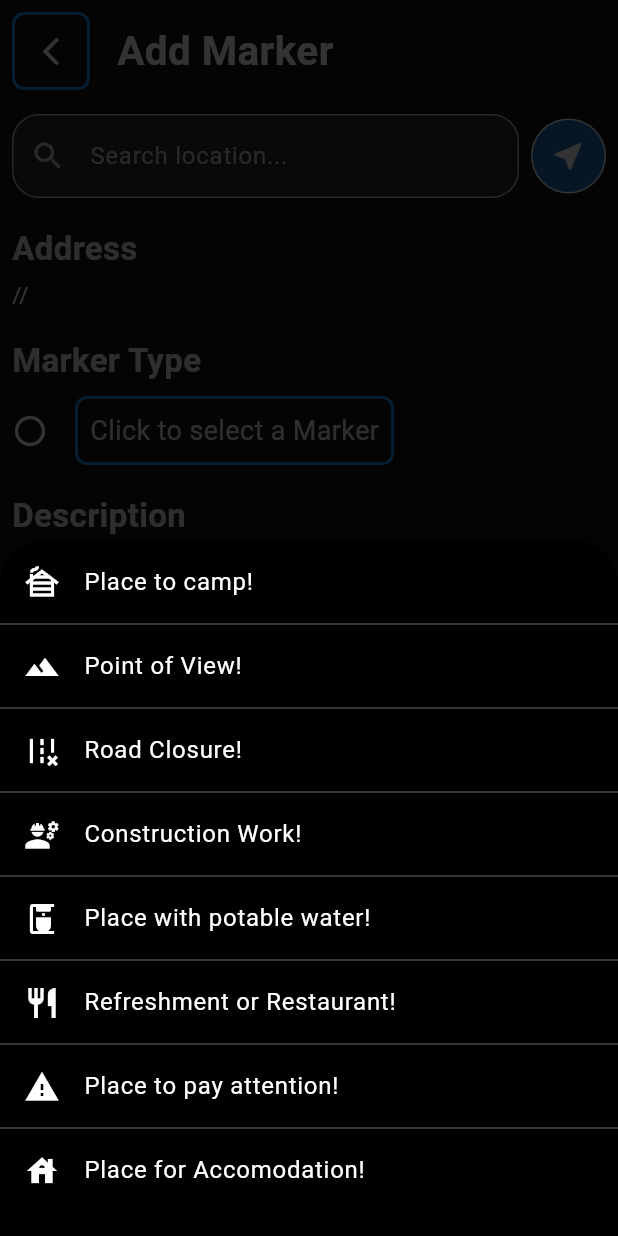
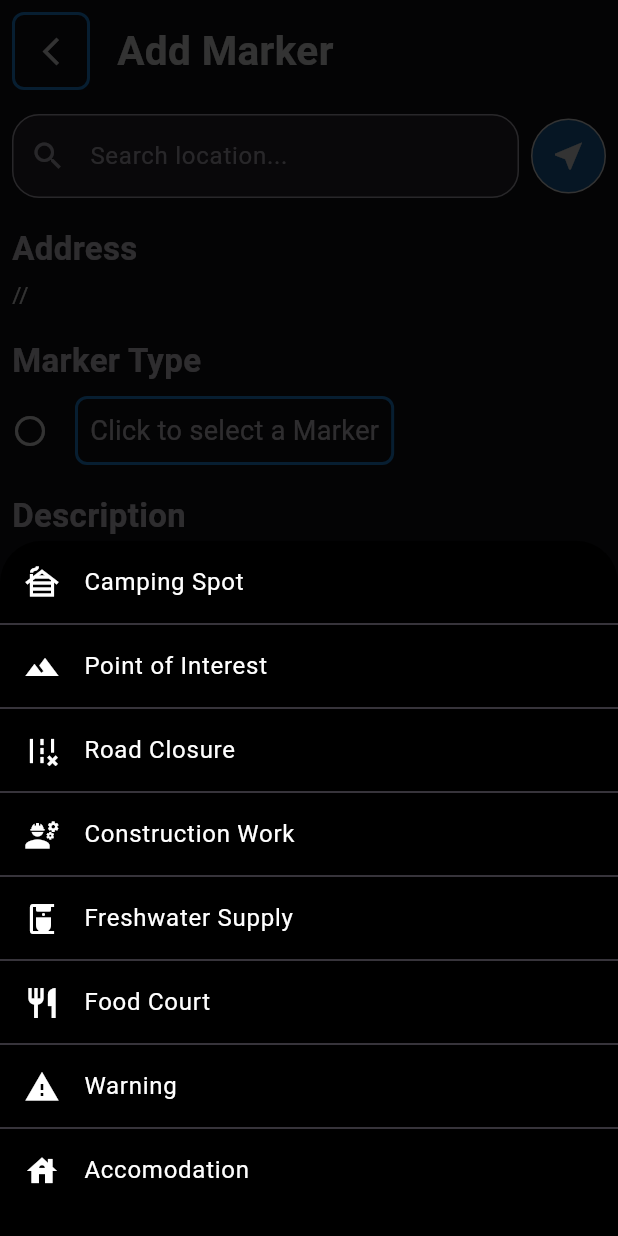
Before and after one commit to dnlsdn/tripApp, a Flutter app: the AddMarker screen opened directly, after a tap on "Click to select a Marker", on a phone screen of 412 x 824 dp. Run offline on Flutter 3.47's test engine with Material 3 defaults, Android fonts, the phone set to English and light mode, and no system bars; our stand-ins replace cloud_firestore, file_picker, firebase_auth, firebase_core, firebase_messaging, firebase_storage and 9 more; missing offline and left inert: app_settings, cupertino_modal_sheet, custom_info_window, gpx; accounts and stored records are empty; network calls fail; project files that could hold a hidden picture were left out; key blocks and very long unbroken strings in the code were emptied for the run.

Commit message:
Enhance Details Frontend

```diff
--- a/lib/Views/AddMarker.dart
+++ b/lib/Views/AddMarker.dart
@@ -79,7 +79,7 @@ class _AddMarkerState extends State<AddMarker> {
               // ),
               ListTile(
                 leading: Icon(Icons.cabin, color: Colors.white),
-                title: Text('Place to camp!',
+                title: Text('Camping Spot',
                     style: TextStyle(color: Colors.white)),
                 onTap: () {
                   setState(() {
@@ -95,13 +95,13 @@ class _AddMarkerState extends State<AddMarker> {
               ),
               ListTile(
                 leading: Icon(Icons.landscape, color: Colors.white),
-                title: Text('Point of View!',
+                title: Text('Point of Interest',
                     style: TextStyle(color: Colors.white)),
                 onTap: () {
                   setState(() {
                     imageString = 'landscape';
                     markerType = 'landscape';
-                    titleController.text = 'Point of View';
+                    titleController.text = 'Point of Interest';
                   });
                   Navigator.of(context).pop();
                 },
@@ -111,7 +111,7 @@ class _AddMarkerState extends State<AddMarker> {
               ),
               ListTile(
                 leading: Icon(Icons.remove_road, color: Colors.white),
-                title: Text('Road Closure!',
+                title: Text('Road Closure',
                     style: TextStyle(color: Colors.white)),
                 onTap: () {
                   setState(() {
@@ -127,7 +127,7 @@ class _AddMarkerState extends State<AddMarker> {
               ),
               ListTile(
                 leading: Icon(Icons.engineering, color: Colors.white),
-                title: Text('Construction Work!',
+                title: Text('Construction Work',
                     style: TextStyle(color: Colors.white)),
                 onTap: () {
                   setState(() {
@@ -143,13 +143,13 @@ class _AddMarkerState extends State<AddMarker> {
               ),
               ListTile(
                 leading: Icon(Icons.coffee_maker, color: Colors.white),
-                title: Text('Place with potable water!',
+                title: Text('Freshwater Supply',
                     style: TextStyle(color: Colors.white)),
                 onTap: () {
                   setState(() {
                     imageString = 'water';
                     markerType = 'water';
-                    titleController.text = 'Potable Water';
+                    titleController.text = 'Freshwater Supply';
                   });
                   Navigator.of(context).pop();
                 },
@@ -159,13 +159,13 @@ class _AddMarkerState extends State<AddMarker> {
               ),
               ListTile(
                 leading: Icon(Icons.restaurant, color: Colors.white),
-                title: Text('Refreshment or Restaurant!',
-                    style: TextStyle(color: Colors.white)),
+                title:
+                    Text('Food Court', style: TextStyle(color: Colors.white)),
                 onTap: () {
                   setState(() {
                     imageString = 'restaurant';
                     markerType = 'restaurant';
-                    titleController.text = 'Refreshment/Restaurant';
+                    titleController.text = 'Food Court';
                   });
                   Navigator.of(context).pop();
                 },
@@ -175,7 +175,7 @@ class _AddMarkerState extends State<AddMarker> {
               ),
               ListTile(
                 leading: Icon(Icons.warning, color: Colors.white),
-                title: Text('Place to pay attention!',
+                title: Text('Warning',
                     style: TextStyle(color: Colors.white)),
                 onTap: () {
                   setState(() {
@@ -191,7 +191,7 @@ class _AddMarkerState extends State<AddMarker> {
               ),
               ListTile(
                 leading: Icon(Icons.house, color: Colors.white),
-                title: Text('Place for Accomodation!',
+                title: Text('Accomodation',
                     style: TextStyle(color: Colors.white)),
                 onTap: () {
                   setState(() {
@@ -444,7 +444,7 @@ class _AddMarkerState extends State<AddMarker> {
                   onTap: () => showPicker(context),
                   child: Text(
                       markerType == 'landscape'
-                          ? 'Point of View'
+                          ? 'Point of Interest'
                           : markerType == 'roadClosed'
                               ? 'Road Closure'
                               : markerType == 'restaurant'
--- a/lib/Views/HomePage.dart
+++ b/lib/Views/HomePage.dart
@@ -316,7 +316,8 @@ class _HomePageState extends State<HomePage> {
                       width: 218,
                     ),
                     Positioned(
-                      bottom: 38,
+                      //bottom: 38,
+                      top: 8,
                       left: 8,
                       child: Container(
                         decoration: BoxDecoration(
--- a/lib/Views/LogIn.dart
+++ b/lib/Views/LogIn.dart
@@ -22,6 +22,7 @@ class _LogInState extends State<LogIn> {
   bool isError = false;
   bool isLoading = false;
   AuthMethods authMethods = AuthMethods();
+  UserProvider userProvider = UserProvider();
 
   void loginUser() async {
     setState(() {
@@ -94,6 +95,7 @@ class _LogInState extends State<LogIn> {
                 style: TextStyle(color: Colors.white),
               ),
               onPressed: () {
+                userProvider.resetPassword(emailController.text);
                 Navigator.of(context).pop();
               },
             ),
--- a/lib/Views/RightMenu.dart
+++ b/lib/Views/RightMenu.dart
@@ -36,7 +36,7 @@ class _RightMenuState extends State<RightMenu> {
 
     switch (widget.mapType) {
       case MapType.normal:
-        stringMap = 'Normal';
+        stringMap = 'Default';
         break;
       case MapType.none:
         break;
@@ -230,10 +230,10 @@ class _RightMenuState extends State<RightMenu> {
                       items: <DropdownMenuItem<MapType>>[
                         DropdownMenuItem(
                           value: MapType.normal,
-                          child: Text('Normal'),
+                          child: Text('Default'),
                           onTap: () {
                             widget.onMapTypeChanged(MapType.normal);
-                            stringMap = 'Normal';
+                            stringMap = 'Default';
                           },
                         ),
                         DropdownMenuItem(
--- a/lib/Views/Settings.dart
+++ b/lib/Views/Settings.dart
@@ -126,7 +126,7 @@ class _SettingsState extends State<Settings> {
                     width: 8,
                   ),
                   Text(
-                    '5 Stars :)',
+                    'Leave a Review',
                     style: TextStyle(
                       fontWeight: FontWeight.bold,
                       fontSize: 18,
```
Also changed, not shown: lib/Controllers/GeneralMethods.dart (+16 -8 lines), lib/Views/Help.dart (+27 -2 lines), lib/Views/ReportUser.dart (+26 -1 lines).
